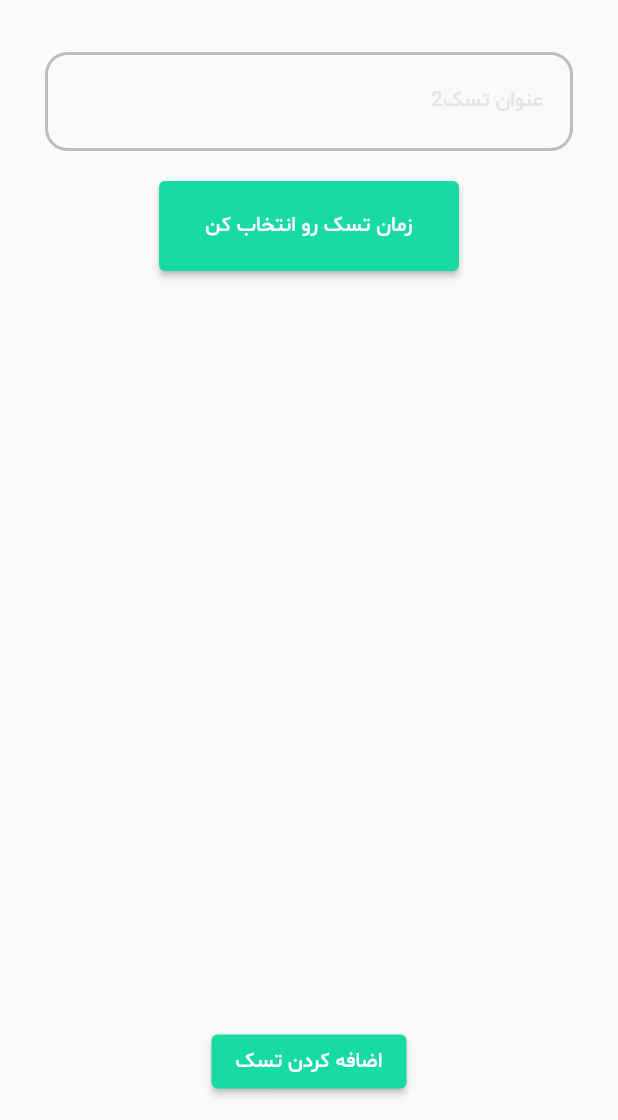
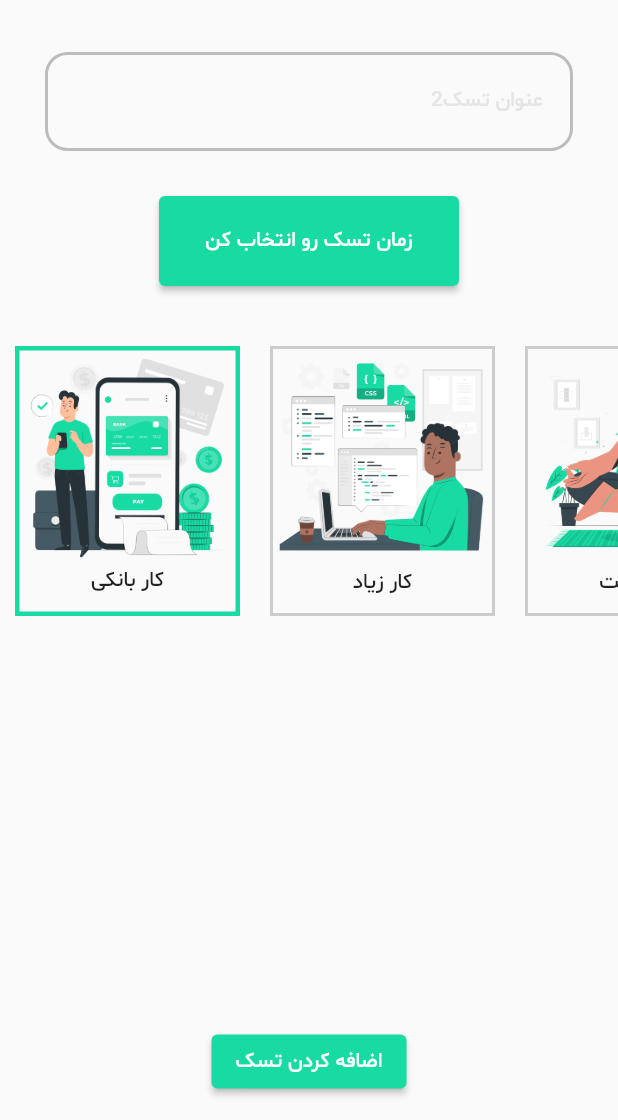
Before and after one commit to Tasbeat/flutter_projects, a Flutter app: the AddTaskPage screen opened directly, on a phone screen of 412 x 824 dp, the part 116-1236 px from its top. Run offline on Flutter 3.47's test engine with Material 2 defaults, Android fonts, the phone set to English and light mode, and no system bars; our stand-ins replace audioplayers, blurrycontainer, carousel_slider, dio, dotted_border, flutter_spinkit and 8 more; accounts and stored records are empty.

Commit message:
implement design of task type in add task page
implement task type in add task page and create its model . without save add and save into hive no-SQL database.

```diff
--- /dev/null
+++ b/note_app/lib/data/models/models.dart
@@ -0,0 +1,2 @@
+export 'task.dart';
+export 'task_type.dart';
--- /dev/null
+++ b/note_app/lib/data/models/task_type.dart
@@ -0,0 +1,13 @@
+import 'package:flutter/material.dart';
+part 'task_type_enum.dart';
+
+class TaskType {
+  final Widget taskTypeHeaderWidget;
+  final String taskTypeTitle;
+  final TaskTypeEnum taskTypeEnum;
+
+  TaskType(
+      {required this.taskTypeHeaderWidget,
+      required this.taskTypeTitle,
+      required this.taskTypeEnum});
+}
--- /dev/null
+++ b/note_app/lib/data/models/task_type_enum.dart
@@ -0,0 +1,10 @@
+part of 'task_type.dart';
+
+enum TaskTypeEnum {
+  banking,
+  hardWorking,
+  meditate,
+  socialFriends,
+  workMeeting,
+  workout
+}
--- a/note_app/lib/pages/add_task_page.dart
+++ b/note_app/lib/pages/add_task_page.dart
@@ -1,7 +1,11 @@
+// ignore_for_file: public_member_api_docs, sort_constructors_first
 import 'package:day_night_time_picker/lib/daynight_timepicker.dart';
 import 'package:flutter/material.dart';
 import 'package:hive_flutter/hive_flutter.dart';
+
 import 'package:note_app/asset.dart';
+import 'package:note_app/data/models/task_type.dart';
+import 'package:note_app/utility.dart';
 
 import '../data/data.dart';
 import '../data/models/task.dart';
@@ -21,6 +25,7 @@ class _AddTaskPageState extends State<AddTaskPage> {
   FocusNode taskTitleFocusNode = FocusNode();
   int taskHour = 0;
   int taskMinute = 0;
+  int _currentTaskTypeIndex = 0;
   @override
   void initState() {
     taskSubTitleFocusNode.addListener(() {
@@ -70,15 +75,91 @@ class _AddTaskPageState extends State<AddTaskPage> {
                   ),
                 ),
                 Padding(
-                  padding: const EdgeInsets.only(top: 20.0),
-                  child: ElevatedButton(
+                  padding: const EdgeInsets.only(top: 30.0),
+                  child: getChooseTaskTimeButton(context),
+                ),
+                Container(
+                  margin: EdgeInsets.only(top: 30.0),
+                  height: 200.0,
+                  child: _getTaskTypeList(),
+                ),
+                Spacer(),
+                Padding(
+                  padding: const EdgeInsets.only(bottom: 15.0),
+                  child: _getAddTaskButton(context),
+                )
+              ],
+            ),
+          ),
+        ),
+      ),
+    );
+  }
+
+  ListView _getTaskTypeList() {
+    return ListView.builder(
+      scrollDirection: Axis.horizontal,
+      itemBuilder: (context, index) {
+        var taskType = getTaskTypeList()[index];
+        return InkWell(
+          onTap: () {
+            setState(() {
+              _currentTaskTypeIndex = index;
+            });
+          },
+          child: TaskTypeItem(
+            taskType: taskType,
+            currentTaskBarIndex: _currentTaskTypeIndex,
+            index: index,
+          ),
+        );
+      },
+      itemCount: getTaskTypeList().length,
+    );
+  }
+
+  ElevatedButton _getAddTaskButton(BuildContext context) {
+    return ElevatedButton(
+      style: ElevatedButton.styleFrom(backgroundColor: myGreen),
+      onPressed: () {
+        taskBox.add(
+          Task(
+            title: _taskTitleController.text,
+            subTitle: _taskSubTitleController.text,
+            dateTime: DateTime(
+              DateTime.now().year,
+              DateTime.now().month,
+              DateTime.now().day,
+              taskHour,
+              taskMinute,
+            ),
+          ),
+        );
+        Navigator.pop(context);
+      },
+      child: Text('اضافه کردن تسک'),
+    );
+  }
+
+  ElevatedButton getChooseTaskTimeButton(BuildContext context) {
+    return ElevatedButton(
       style: ElevatedButton.styleFrom(
         backgroundColor: myGreen,
         minimumSize: Size(200.0, 60.0),
       ),
       onPressed: () {
         Navigator.of(context).push(
-                        showPicker(
+          _showTimePicker(context),
+        );
+      },
+      child: Text(
+        "زمان تسک رو انتخاب کن",
+      ),
+    );
+  }
+
+  PageRouteBuilder<dynamic> _showTimePicker(BuildContext context) {
+    return showPicker(
       buttonsSpacing: 120,
       displayHeader: true,
       focusMinutePicker: false,
@@ -105,43 +186,6 @@ class _AddTaskPageState extends State<AddTaskPage> {
         taskHour = p0.hour;
         taskMinute = p0.minute;
       },
-                        ),
-                      );
-                    },
-                    child: Text(
-                      "زمان تسک رو انتخاب کن",
-                    ),
-                  ),
-                ),
-                Spacer(),
-                Padding(
-                  padding: const EdgeInsets.only(bottom: 15.0),
-                  child: ElevatedButton(
-                    style: ElevatedButton.styleFrom(backgroundColor: myGreen),
-                    onPressed: () {
-                      taskBox.add(
-                        Task(
-                          title: _taskTitleController.text,
-                          subTitle: _taskSubTitleController.text,
-                          dateTime: DateTime(
-                            DateTime.now().year,
-                            DateTime.now().month,
-                            DateTime.now().day,
-                            taskHour,
-                            taskMinute,
-                          ),
-                        ),
-                      );
-                      Navigator.pop(context);
-                    },
-                    child: Text('اضافه کردن تسک'),
-                  ),
-                )
-              ],
-            ),
-          ),
-        ),
-      ),
     );
   }
 
@@ -222,3 +266,37 @@ class _AddTaskPageState extends State<AddTaskPage> {
     );
   }
 }
+
+class TaskTypeItem extends StatelessWidget {
+  final TaskType taskType;
+  final int index;
+  final int currentTaskBarIndex;
+  TaskTypeItem({
+    Key? key,
+    required this.taskType,
+    required this.index,
+    required this.currentTaskBarIndex,
+  }) : super(key: key);
+
+  @override
+  Widget build(BuildContext context) {
+    return Container(
+      margin: EdgeInsets.all(10.0),
+      width: 150.0,
+      decoration: BoxDecoration(
+        border: Border.all(
+          width: currentTaskBarIndex == index ? 3 : 2,
+          color: currentTaskBarIndex == index
+              ? myGreen
+              : Colors.grey.withOpacity(0.5),
+        ),
+      ),
+      child: Column(
+        children: [
+          taskType.taskTypeHeaderWidget,
+          Text(taskType.taskTypeTitle),
+        ],
+      ),
+    );
+  }
+}
--- /dev/null
+++ b/note_app/lib/utility.dart
@@ -0,0 +1,39 @@
+import 'package:flutter/cupertino.dart';
+import 'package:note_app/asset.dart';
+import 'package:note_app/data/models/models.dart';
+
+List<TaskType> getTaskTypeList() {
+  List<TaskType> taskTypeList = [
+    TaskType(
+      taskTypeHeaderWidget: Image.asset(Asset.banking),
+      taskTypeTitle: 'کار بانکی',
+      taskTypeEnum: TaskTypeEnum.banking,
+    ),
+    TaskType(
+      taskTypeHeaderWidget: Image.asset(Asset.hardWorking),
+      taskTypeTitle: 'کار زیاد',
+      taskTypeEnum: TaskTypeEnum.hardWorking,
+    ),
+    TaskType(
+      taskTypeHeaderWidget: Image.asset(Asset.meditate),
+      taskTypeTitle: 'استراحت',
+      taskTypeEnum: TaskTypeEnum.meditate,
+    ),
+    TaskType(
+      taskTypeHeaderWidget: Image.asset(Asset.socialFriends),
+      taskTypeTitle: 'گپ با دوستان',
+      taskTypeEnum: TaskTypeEnum.socialFriends,
+    ),
+    TaskType(
+      taskTypeHeaderWidget: Image.asset(Asset.workMeeting),
+      taskTypeTitle: 'میتینگ کاری',
+      taskTypeEnum: TaskTypeEnum.workMeeting,
+    ),
+    TaskType(
+      taskTypeHeaderWidget: Image.asset(Asset.workout),
+      taskTypeTitle: 'تمرین',
+      taskTypeEnum: TaskTypeEnum.workout,
+    ),
+  ];
+  return taskTypeList;
+}
```
Also changed, not shown: note_app/lib/pages/edit_task_page.dart (+54 -1 lines), note_app/lib/widgets/task_widget.dart (+54 -11 lines). Lines whose indentation alone changed are shown as unchanged.
